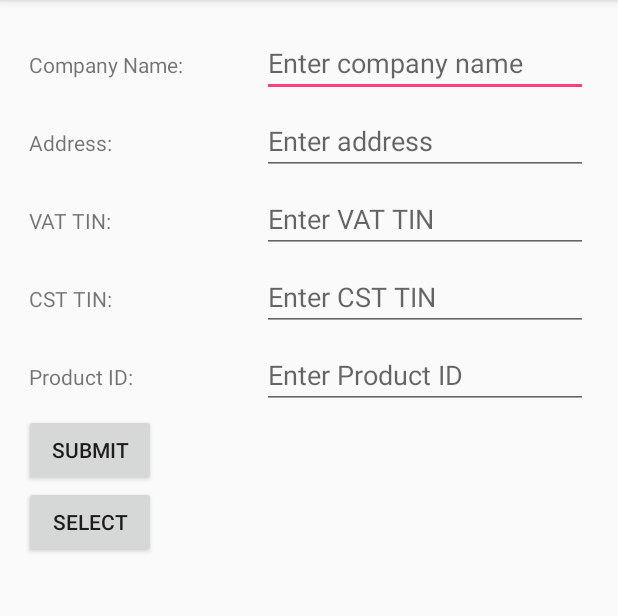
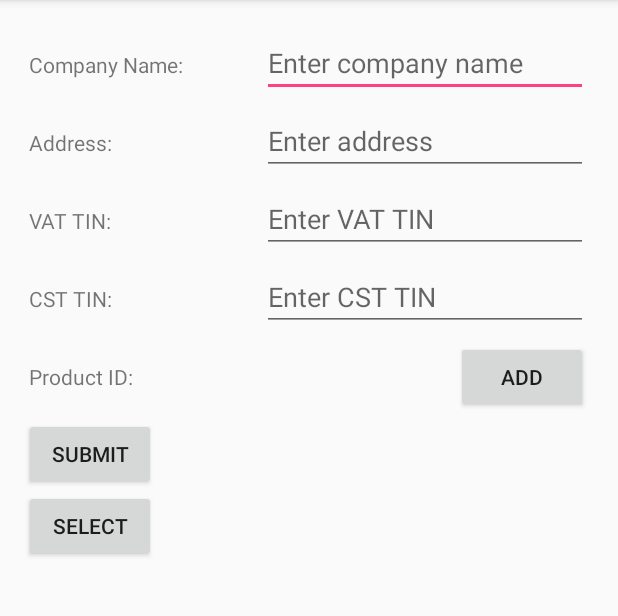
Before and after one commit to Akanshi32/ResellerProfit, an Android app: the BillSetting screen opened directly, with no data from a screen before it, on a phone screen of 412 x 824 dp, the part 84-700 px from its top. Run offline under Robolectric (Android 15) with nearby library versions, the phone set to English and light mode, and no system bars; our stand-ins replace ButterKnife.

Commit message:
Dialog Fix

```diff
--- a/app/src/main/java/com/vansh/resellerprofit/activity/BillSetting.java
+++ b/app/src/main/java/com/vansh/resellerprofit/activity/BillSetting.java
@@ -13,6 +13,7 @@ import android.support.v7.widget.LinearLayoutManager;
 import android.support.v7.widget.RecyclerView;
 import android.util.Log;
 import android.view.View;
+import android.view.WindowManager;
 import android.widget.ArrayAdapter;
 import android.widget.Button;
 import android.widget.EditText;
@@ -42,6 +43,8 @@ public class BillSetting extends AppCompatActivity {
 
     @Bind(R.id.sub)
     Button sub;
+    @Bind(R.id.add)
+    Button add;
     @Bind(R.id.selectt)
     Button select;
     @Bind(R.id.company_name)
@@ -53,7 +56,7 @@ public class BillSetting extends AppCompatActivity {
     @Bind(R.id.vat_tin)
     EditText vattin;
     @Bind(R.id.product_i)
-    EditText sold;
+    TextView sold;
     static int TIME_OUT = 2000;
     int width,height;
     ArrayAdapter adapter;
@@ -76,17 +79,25 @@ public class BillSetting extends AppCompatActivity {
         select.setOnClickListener(new View.OnClickListener() {
             @Override
             public void onClick(View view) {
+                openDialogSelect();
 
 
-                openDialogSelect();
-
-                Intent intent = getIntent();
-                String stringData= intent.getStringExtra("name");
-                sold.setText(stringData);
-                list.add(sold.getText().toString());
             }
         });
 
+        Intent intent = getIntent();
+        String stringData= intent.getStringExtra("name");
+        sold.setText(stringData);
+
+
+
+        add.setOnClickListener(new View.OnClickListener() {
+            @Override
+            public void onClick(View view) {
+                list.add(sold.getText().toString());
+                sold.setText("");
+            }
+        });
 
         sub.setOnClickListener(new View.OnClickListener() {
             @Override
@@ -148,7 +159,11 @@ public class BillSetting extends AppCompatActivity {
         dialog3.setContentView(R.layout.dialog_sold);
 
         dialog3.setTitle("Sold Items");
-        dialog3.getWindow().setLayout(width*90/100, height*100/100);
+        WindowManager.LayoutParams lp = new WindowManager.LayoutParams();
+        lp.copyFrom(dialog3.getWindow().getAttributes());
+        lp.width = WindowManager.LayoutParams.MATCH_PARENT;
+        lp.height = WindowManager.LayoutParams.MATCH_PARENT;
+        dialog3.getWindow().setLayout(lp.width, lp.height);
         dialog3.show();
 
 
--- a/app/src/main/res/layout/activity_bill_setting.xml
+++ b/app/src/main/res/layout/activity_bill_setting.xml
@@ -93,13 +93,16 @@
             android:layout_height="wrap_content"
             android:layout_weight="0.50"
             android:text="Product ID: "/>
-        <EditText
+        <TextView
             android:id="@+id/product_i"
             android:layout_width="0dp"
-            android:hint="Enter Product ID"
-            android:inputType="number"
             android:layout_height="wrap_content"
             android:layout_weight="0.70"/>
+        <Button
+            android:layout_width="wrap_content"
+            android:layout_height="wrap_content"
+            android:id="@+id/add"
+            android:text="ADD"/>
     </LinearLayout>
     <Button
         android:layout_width="wrap_content"
--- a/app/src/main/res/layout/dialog_productid.xml
+++ b/app/src/main/res/layout/dialog_productid.xml
@@ -2,8 +2,7 @@
 <LinearLayout
     xmlns:android="http://schemas.android.com/apk/res/android"
     android:layout_width="match_parent"
-    android:orientation="vertical"
-
+    android:orientation="horizontal"
     android:layout_margin="15dp"
     android:layout_height="match_parent">
 
@@ -11,7 +10,7 @@
         android:id="@+id/stock_recycler_view_spinner"
         android:layout_width="match_parent"
         android:layout_height="match_parent"
-        android:scrollbars="vertical"
+        android:scrollbars="horizontal"
         />
 
 
--- a/app/src/main/res/layout/dialog_sold.xml
+++ b/app/src/main/res/layout/dialog_sold.xml
@@ -3,7 +3,6 @@
     xmlns:android="http://schemas.android.com/apk/res/android"
     android:layout_width="match_parent"
     android:orientation="vertical"
-
     android:layout_margin="15dp"
     android:layout_height="match_parent">
 
@@ -11,7 +10,7 @@
         android:id="@+id/sold_recycler_view_spinner"
         android:layout_width="match_parent"
         android:layout_height="match_parent"
-        android:scrollbars="vertical"
+        android:scrollbars="horizontal"
         />
 
 
```
Also changed, not shown: app/src/main/java/com/vansh/resellerprofit/activity/MainActivity.java (+11 -2 lines).
